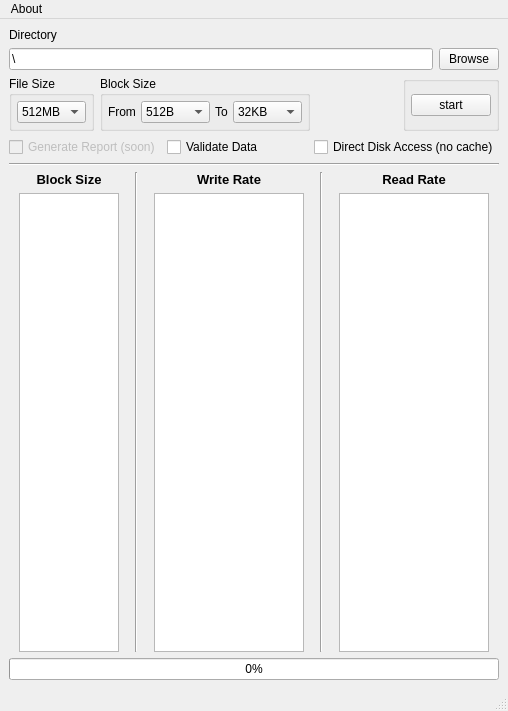
Before: the Qt Designer form mainwindow.ui in mathieeo/rateCheck, drawn with Qt 5.
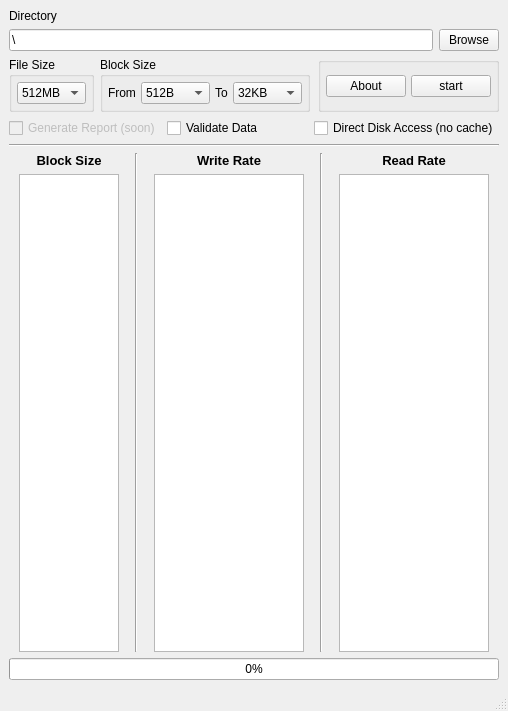
After: the same form once the commit is applied.

Commit message: remove the action button

What changed in the file:
```diff
--- a/mainwindow.ui
+++ b/mainwindow.ui
@@ -626,7 +626,7 @@
            <property name="horizontalSpacing">
             <number>5</number>
            </property>
-           <item row="0" column="0">
+           <item row="0" column="1">
             <widget class="QPushButton" name="StartBtn">
              <property name="maximumSize">
               <size>
@@ -639,6 +639,13 @@
              </property>
             </widget>
            </item>
+           <item row="0" column="0">
+            <widget class="QPushButton" name="AboutBtn">
+             <property name="text">
+              <string>About</string>
+             </property>
+            </widget>
+           </item>
           </layout>
          </widget>
         </item>
@@ -661,16 +668,9 @@
      <x>0</x>
      <y>0</y>
      <width>508</width>
-     <height>22</height>
+     <height>21</height>
     </rect>
    </property>
-   <widget class="QMenu" name="menuAbout">
-    <property name="title">
-     <string>About</string>
-    </property>
-    <addaction name="actionWebsite"/>
-   </widget>
-   <addaction name="menuAbout"/>
   </widget>
   <widget class="QStatusBar" name="statusbar"/>
   <action name="actionWebsite">
```
The commit also changes 3 other files.
